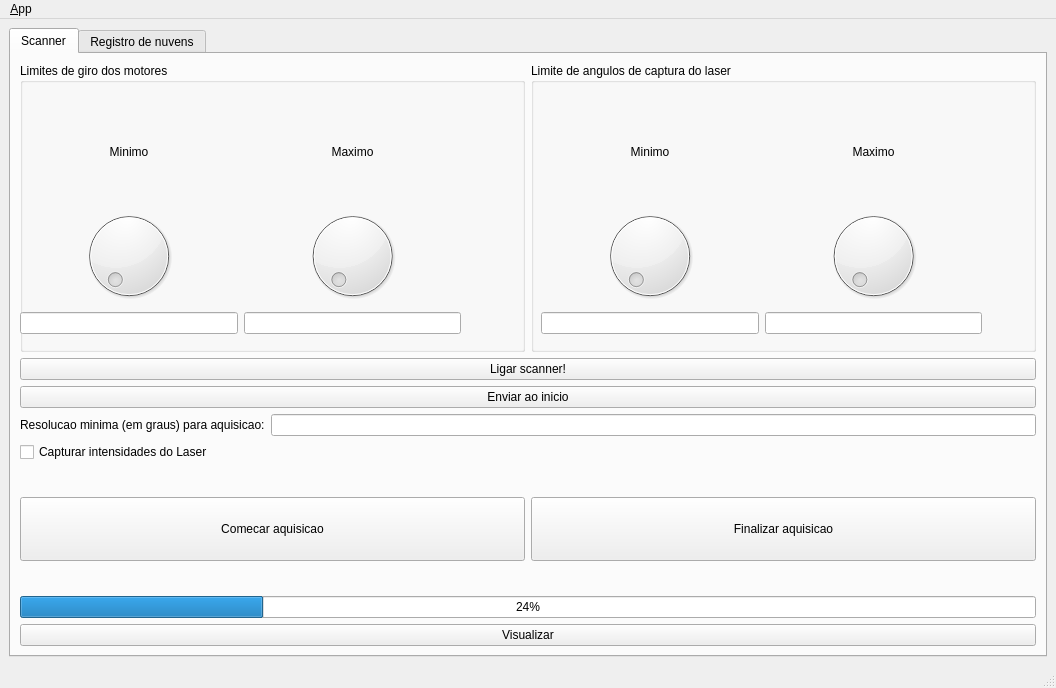
Before: the Qt Designer form scanner_gui/ui/main_window.ui in viniciusvidal2/scanner-laser, drawn with Qt 5.
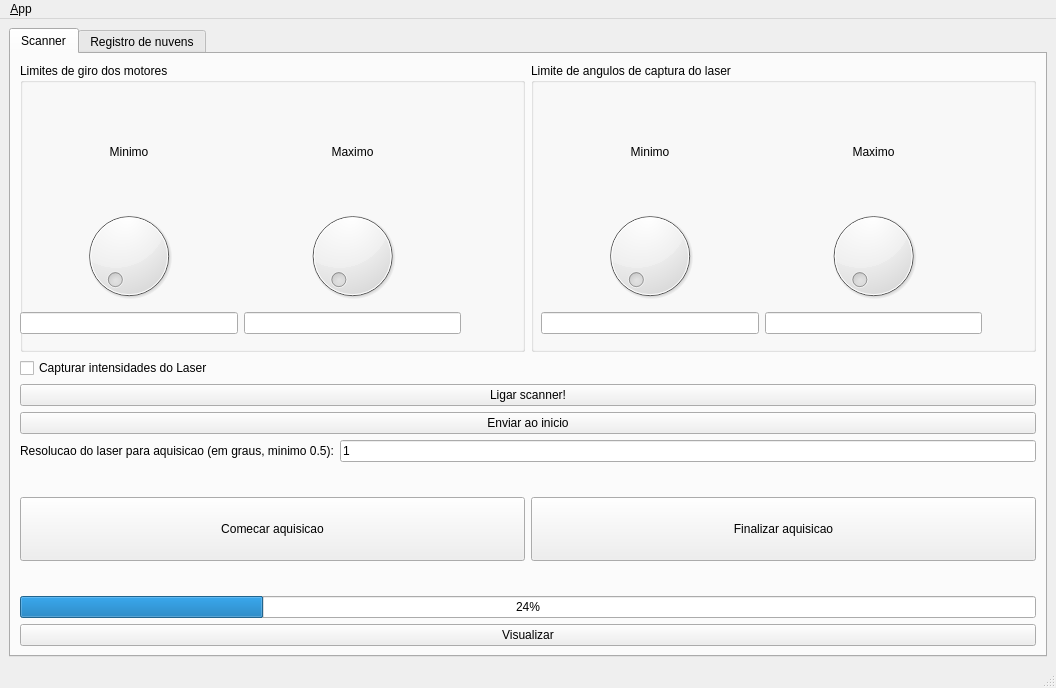
After: the same form once the commit is applied. The open tabs and pages were chosen to show the change. Icons and pictures are not drawn.

Patch:
```diff
--- a/scanner_gui/ui/main_window.ui
+++ b/scanner_gui/ui/main_window.ui
@@ -198,6 +198,13 @@
           <property name="sizeConstraint">
            <enum>QLayout::SetNoConstraint</enum>
           </property>
+          <item>
+           <widget class="QCheckBox" name="checkBox_intensidades">
+            <property name="text">
+             <string>Capturar intensidades do Laser</string>
+            </property>
+           </widget>
+          </item>
           <item>
            <widget class="QPushButton" name="pushButton_ligarscanner">
             <property name="text">
@@ -217,22 +224,19 @@
             <item>
              <widget class="QLabel" name="label_5">
               <property name="text">
-               <string>Resolucao minima (em graus) para aquisicao:</string>
+               <string>Resolucao do laser para aquisicao (em graus, minimo 0.5):</string>
               </property>
              </widget>
             </item>
             <item>
-             <widget class="QLineEdit" name="lineEdit_resolucao"/>
+             <widget class="QLineEdit" name="lineEdit_resolucao">
+              <property name="text">
+               <string>1</string>
+              </property>
+             </widget>
             </item>
            </layout>
           </item>
-          <item>
-           <widget class="QCheckBox" name="checkBox_intensidades">
-            <property name="text">
-             <string>Capturar intensidades do Laser</string>
-            </property>
-           </widget>
-          </item>
           <item>
            <layout class="QHBoxLayout" name="horizontalLayout_3">
             <property name="sizeConstraint">
```
Left out of the diff: 4 changed lines with no effect on the pictures.
